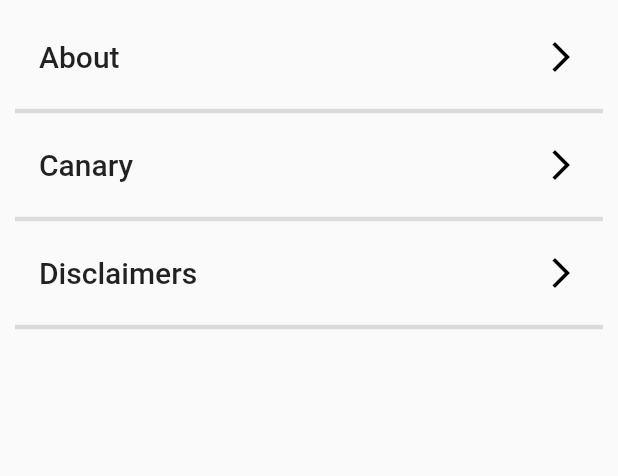
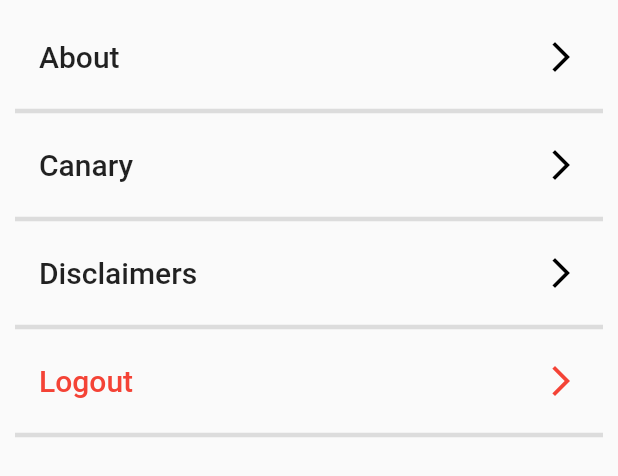
Before and after one commit to ElijahMSmith/Secure-Period-Tracker, a Flutter app: the SettingsTab widget shown alone on an empty page, opened directly, on a phone screen of 412 x 824 dp. Shown: the top 476 px of the screen. Run offline on Flutter 3.47's test engine with Material 2 defaults, Android fonts, the phone set to English and light mode, and no system bars; our stand-ins replace convert, hive, introduction_screen, shared_preferences; missing offline and left inert: cryptography; accounts and stored records are empty.

Commit message:
logout button

```diff
--- a/lib/pages/SettingsTab.dart
+++ b/lib/pages/SettingsTab.dart
@@ -1,4 +1,6 @@
 import 'package:flutter/material.dart';
+import 'package:hive/hive.dart';
+import 'LoginForm.dart';
 import '../models/SettingsItem.dart';
 import 'AboutPage.dart';
 import 'CanaryPage.dart';
@@ -18,20 +20,43 @@ class _SettingsTabState extends State<SettingsTab> {
   Widget build(BuildContext context) {
     return ListView(
       padding: const EdgeInsets.all(10.0),
-      children: const [
-        SettingsItem(
+      children: [
+        const SettingsItem(
           settingName: "About",
           pagePath: AboutPage(),
         ),
-        Divider(thickness: 3),
-        SettingsItem(
+        const Divider(thickness: 3),
+        const SettingsItem(
           settingName: "Canary",
           pagePath: CanaryPage(),
         ),
-        Divider(thickness: 3),
-        SettingsItem(
+        const Divider(thickness: 3),
+        const SettingsItem(
           settingName: "Disclaimers",
           pagePath: DisclaimersPage(),
+        ),
+        const Divider(thickness: 3),
+        ListTile(
+          title: const Text(
+            "Logout",
+            style: TextStyle(
+              fontSize: 20,
+              fontWeight: FontWeight.w500,
+              color: Colors.red,
+            ),
+          ),
+          trailing: const Icon(
+            Icons.arrow_forward_ios,
+            color: Colors.red,
+            semanticLabel: 'Select',
+          ),
+          onTap: () {
+            Hive.close();
+            Navigator.of(context).pushAndRemoveUntil(
+              MaterialPageRoute(builder: (_) => const LoginPage(isError: false)),
+              (route) => false,
+            );
+          },
         ),
         Divider(thickness: 3),
       ],
```
